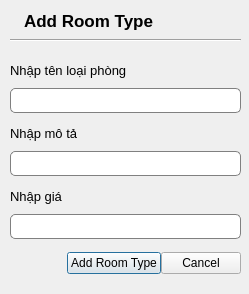
Before: the Qt Designer form Pbl2/Addroomtype.ui in TrisMinh/PBL2, drawn with Qt 5.
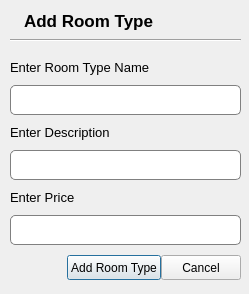
After: the same form once the commit is applied.

```diff
--- a/Pbl2/Addroomtype.ui
+++ b/Pbl2/Addroomtype.ui
@@ -51,7 +51,7 @@
     <enum>Qt::Orientation::Horizontal</enum>
    </property>
   </widget>
-  <widget class="QWidget" name="">
+  <widget class="QWidget" name="layoutWidget">
    <property name="geometry">
     <rect>
      <x>10</x>
@@ -83,7 +83,7 @@
          </font>
         </property>
         <property name="text">
-         <string>Nhập tên loại phòng</string>
+         <string>Enter Room Type Name</string>
         </property>
        </widget>
       </item>
@@ -92,7 +92,7 @@
         <property name="minimumSize">
          <size>
           <width>0</width>
-          <height>25</height>
+          <height>30</height>
          </size>
         </property>
         <property name="placeholderText">
@@ -121,7 +121,7 @@
          </font>
         </property>
         <property name="text">
-         <string>Nhập mô tả</string>
+         <string>Enter Description</string>
         </property>
        </widget>
       </item>
@@ -130,7 +130,7 @@
         <property name="minimumSize">
          <size>
           <width>0</width>
-          <height>25</height>
+          <height>30</height>
          </size>
         </property>
         <property name="placeholderText">
@@ -159,7 +159,7 @@
          </font>
         </property>
         <property name="text">
-         <string>Nhập giá</string>
+         <string>Enter Price</string>
         </property>
        </widget>
       </item>
@@ -168,7 +168,7 @@
         <property name="minimumSize">
          <size>
           <width>0</width>
-          <height>25</height>
+          <height>30</height>
          </size>
         </property>
         <property name="placeholderText">
@@ -200,7 +200,7 @@
           <property name="minimumSize">
            <size>
             <width>55</width>
-            <height>18</height>
+            <height>25</height>
            </size>
           </property>
           <property name="styleSheet">
@@ -217,7 +217,7 @@
            <string>Add Room Type</string>
           </property>
           <property name="checkable">
-           <bool>true</bool>
+           <bool>false</bool>
           </property>
          </widget>
         </item>
@@ -226,7 +226,7 @@
           <property name="minimumSize">
            <size>
             <width>18</width>
-            <height>18</height>
+            <height>25</height>
            </size>
           </property>
           <property name="styleSheet">
```
Left out of the diff: 21 changed lines with no effect on the pictures.
